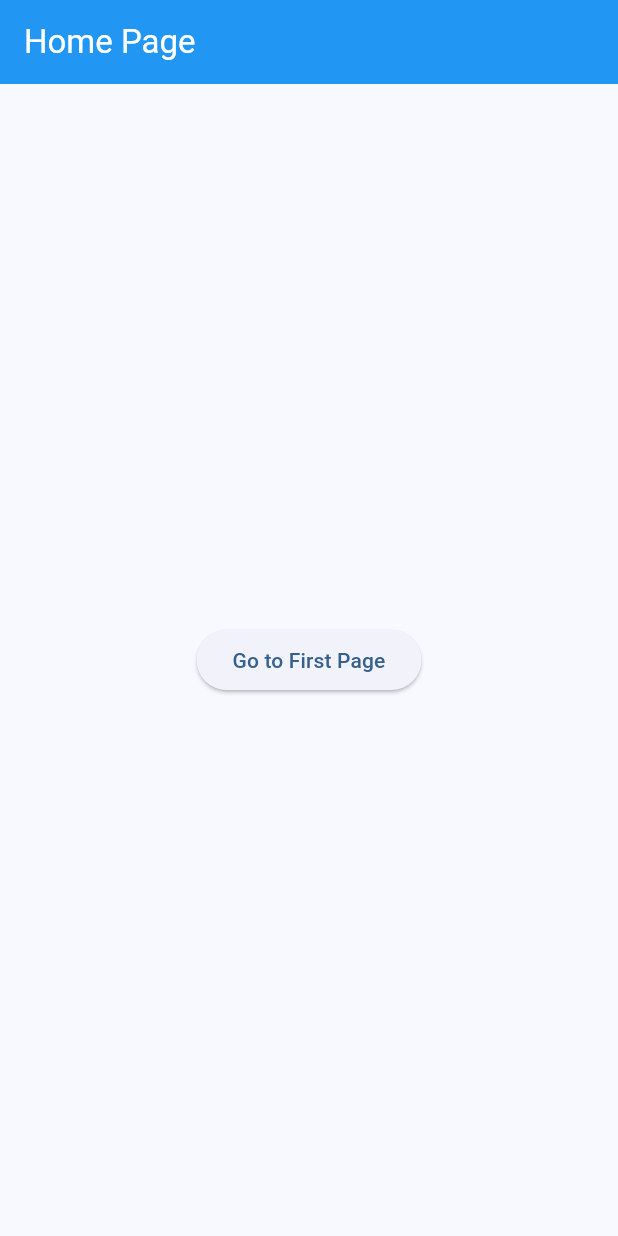
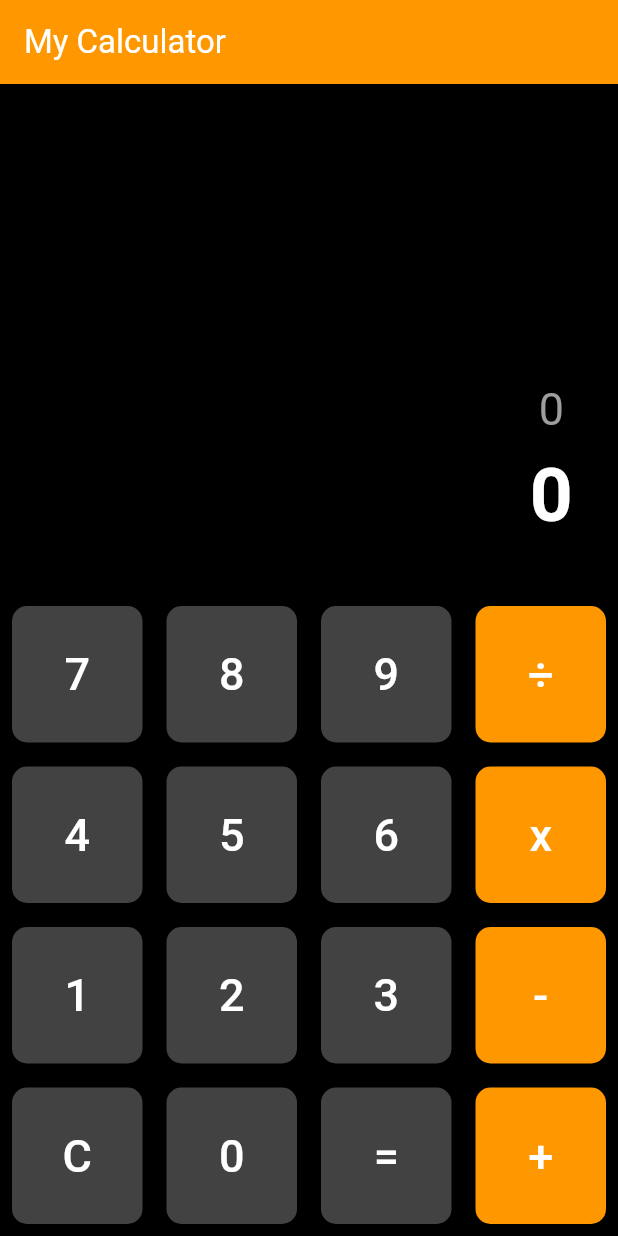
Before and after one commit to Raihan-iOS/Flutter_practice, a Flutter app: the screen it shows after launch, on a phone screen of 412 x 824 dp. Run offline on Flutter 3.47's test engine with Material 3 defaults, Android fonts, the phone set to English and light mode, and no system bars; missing offline and left inert: dart:ffi.

Commit message:
calculator

```diff
--- /dev/null
+++ b/lib/module11/Calculator/widget/BuildButton.dart
@@ -0,0 +1,38 @@
+import 'package:flutter/material.dart';
+
+class BuildButton extends StatelessWidget {
+  String buttonText;
+  Color? buttonColor;
+  final VoidCallback onPressed;
+
+  BuildButton({
+    super.key,
+    required this.onPressed,
+    required this.buttonText,
+    this.buttonColor,
+  });
+
+  @override
+  Widget build(BuildContext context) {
+    return Expanded(
+      child: Padding(
+        padding: const EdgeInsets.all(8.0),
+        child: ElevatedButton(
+          style: ElevatedButton.styleFrom(
+            shape: RoundedRectangleBorder(
+              borderRadius: BorderRadius.circular(10),
+            ),
+            backgroundColor: buttonColor ?? Colors.grey.shade800,
+            foregroundColor: Colors.white,
+            padding: const EdgeInsets.all(24),
+          ),
+          onPressed: onPressed,
+          child: Text(
+            buttonText,
+            style: TextStyle(fontSize: 30, color: Colors.white),
+          ),
+        ),
+      ),
+    );
+  }
+}
--- /dev/null
+++ b/lib/module11/mycalculator.dart
@@ -0,0 +1,145 @@
+import 'dart:ffi';
+
+import 'package:flutter/material.dart';
+import 'package:widget_app_structure/module11/Calculator/widget/BuildButton.dart';
+
+class MyCalculator extends StatefulWidget {
+  const MyCalculator({super.key});
+
+  @override
+  State<MyCalculator> createState() => _MyCalculatorState();
+}
+
+class _MyCalculatorState extends State<MyCalculator> {
+  String _input = '0';
+  String _output = '0';
+  String _operator = '';
+  double num1 = 0;
+  double num2 = 0;
+
+  void buttonPressed(String buttonText) {
+    print('ibt value: $buttonText');
+    setState(() {
+      if (buttonText == 'C') {
+        _input = '0';
+        _output = '0';
+        _operator = '';
+        num1 = 0;
+        num2 = 0;
+      } else if (buttonText == '=') {
+        num2 = double.parse(_input);
+        if (_operator == '+') {
+          _output = (num1 + num2).toString();
+        } else if (_operator == '-') {
+          _output = (num1 - num2).toString();
+        } else if (_operator == 'x') {
+          _output = (num1 * num2).toString();
+        } else if (_operator == '÷') {
+          _output = num2 != 0 ? (num1 / num2).toString() : 'Error';
+        }
+      } else if (['+', '-', 'x', '÷'].contains(buttonText)) {
+        if (_input != '0') {
+          num1 = double.parse(_input);
+        }
+        _operator = buttonText;
+        _input = '0';
+      } else {
+        if (_input == '0') {
+          _input = buttonText;
+        } else {
+          _input += buttonText;
+        }
+        _output = _input; // Update output to show current input
+      }
+    });
+  }
+
+  @override
+  Widget build(BuildContext context) {
+    return Scaffold(
+      backgroundColor: Colors.black,
+      appBar: AppBar(
+        title: const Text('My Calculator'),
+        backgroundColor: Colors.orange,
+      ),
+      body: Column(
+        children: [
+          Expanded(
+            child: Container(
+              padding: const EdgeInsets.all(30.0),
+              alignment: Alignment.bottomRight,
+              child: Column(
+                mainAxisAlignment: MainAxisAlignment.end,
+
+                children: [
+                  Text(
+                    (_input.isNotEmpty && _operator.isNotEmpty)
+                        ? '$num1 $_operator $_input'
+                        : _input,
+                    style: TextStyle(fontSize: 30, color: Colors.grey),
+                  ),
+                  Text(
+                    _output,
+                    style: TextStyle(
+                      fontSize: 50,
+                      color: Colors.white,
+                      fontWeight: FontWeight.bold,
+                    ),
+                  ),
+                ],
+              ),
+            ),
+          ),
+          Row(
+            children: [
+              BuildButton(onPressed: () => buttonPressed('7'), buttonText: '7'),
+              BuildButton(onPressed: () => buttonPressed('8'), buttonText: '8'),
+              BuildButton(onPressed: () => buttonPressed('9'), buttonText: '9'),
+              BuildButton(
+                onPressed: () => buttonPressed('÷'),
+                buttonText: '÷',
+                buttonColor: Colors.orange,
+              ),
+            ],
+          ),
+          Row(
+            children: [
+              BuildButton(onPressed: () => buttonPressed('4'), buttonText: '4'),
+              BuildButton(onPressed: () => buttonPressed('5'), buttonText: '5'),
+              BuildButton(onPressed: () => buttonPressed('6'), buttonText: '6'),
+              BuildButton(
+                onPressed: () => buttonPressed('x'),
+                buttonText: 'x',
+                buttonColor: Colors.orange,
+              ),
+            ],
+          ),
+          Row(
+            children: [
+              BuildButton(onPressed: () => buttonPressed('1'), buttonText: '1'),
+              BuildButton(onPressed: () => buttonPressed('2'), buttonText: '2'),
+              BuildButton(onPressed: () => buttonPressed('3'), buttonText: '3'),
+              BuildButton(
+                onPressed: () => buttonPressed('-'),
+                buttonText: '-',
+                buttonColor: Colors.orange,
+              ),
+            ],
+          ),
+          Row(
+            children: [
+              BuildButton(onPressed: () => buttonPressed('C'), buttonText: 'C'),
+              BuildButton(onPressed: () => buttonPressed('0'), buttonText: '0'),
+              BuildButton(onPressed: () => buttonPressed('='), buttonText: '='),
+              BuildButton(
+                onPressed: () => buttonPressed('+'),
+                buttonText: '+',
+                buttonColor: Colors.orange,
+              ),
+            ],
+          ),
+        ],
+      ),
+    );
+  }
+}
--- a/lib/myApp.dart
+++ b/lib/myApp.dart
@@ -1,5 +1,6 @@
 import 'package:flutter/material.dart';
 import 'package:widget_app_structure/home.dart';
+import 'package:widget_app_structure/module11/mycalculator.dart';
 import 'package:widget_app_structure/module8/module8Class3.dart';
 import 'package:widget_app_structure/module8/module8class1.dart';
 import 'package:widget_app_structure/module8/module8class2.dart';
@@ -26,7 +27,7 @@ class MyApp extends StatelessWidget {
       title: 'Flutter Demo',
       initialRoute: '/',
       routes: {
-        '/': (context) => HomePage(),
+        '/': (context) => MyCalculator(), //HomePage(),
         '/page1': (context) => FirstPage(),
         '/page2': (context) => SecondPage(),
         '/page3': (context) => ThirdPage(),
```
